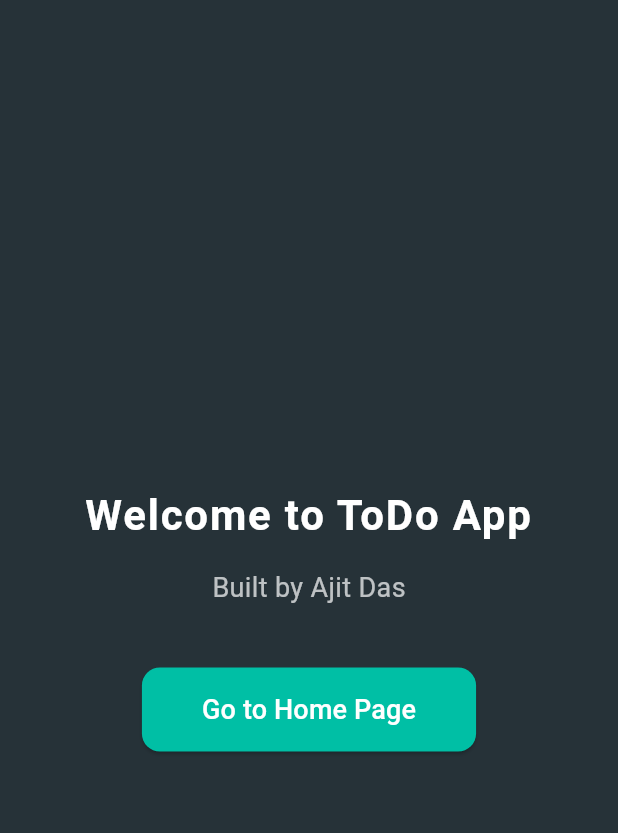
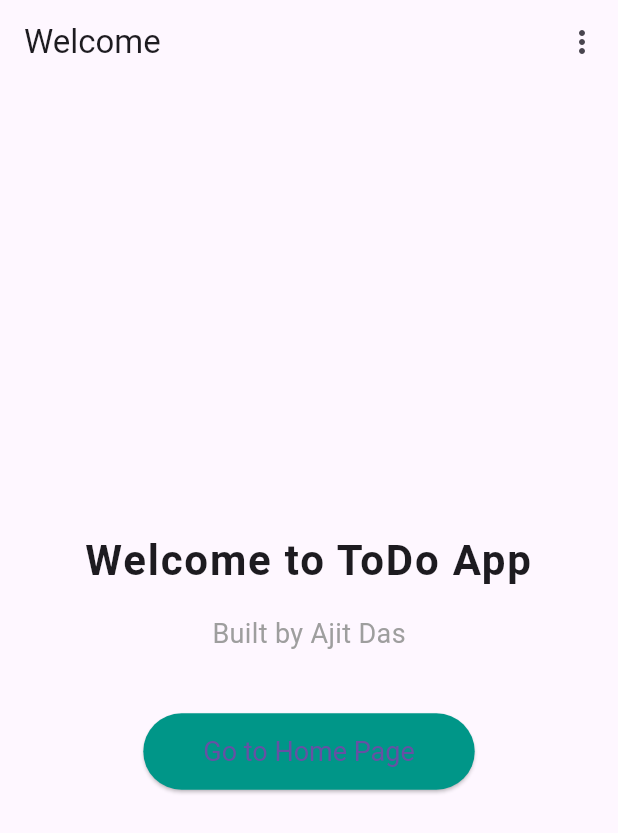
Before and after one commit to ajitdas9446/ToDo_app, a Flutter app: the screen it shows after launch, on a phone screen of 412 x 824 dp. Shown: the top 833 px of the screen. Run offline on Flutter 3.47's test engine with Material 3 defaults, Android fonts, the phone set to English and light mode, and no system bars; our stand-ins replace dio, flutter_bloc.

Commit message:
added light and dark mode

```diff
--- /dev/null
+++ b/todo_bloc_app/lib/bloc/theme_bloc.dart
@@ -0,0 +1,34 @@
+import 'package:flutter/material.dart';
+import 'package:flutter_bloc/flutter_bloc.dart';
+import 'theme_event.dart';
+import 'theme_state.dart';
+
+class ThemeBloc extends Bloc<ThemeEvent, ThemeState> {
+  ThemeBloc()
+      : super(
+          ThemeState(
+            themeData: ThemeData.light(),
+            isDarkMode: false,
+            isCustomFont: false,
+            buttonColor: Colors.teal,
+          ),
+        ) {
+    on<ToggleTheme>((event, emit) {
+      emit(state.copyWith(
+        isDarkMode: !state.isDarkMode,
+        themeData: state.isDarkMode ? ThemeData.light() : ThemeData.dark(),
+      ));
+    });
+
+    on<ToggleFont>((event, emit) {
+      emit(state.copyWith(isCustomFont: !state.isCustomFont));
+    });
+
+    on<ChangeButtonColor>((event, emit) {
+      emit(state.copyWith(
+          buttonColor: state.buttonColor == Colors.teal
+              ? Colors.green
+              : Colors.teal));
+    });
+  }
+}
--- /dev/null
+++ b/todo_bloc_app/lib/bloc/theme_event.dart
@@ -0,0 +1,7 @@
+abstract class ThemeEvent {}
+
+class ToggleTheme extends ThemeEvent {}
+
+class ToggleFont extends ThemeEvent {}
+
+class ChangeButtonColor extends ThemeEvent {}
--- /dev/null
+++ b/todo_bloc_app/lib/bloc/theme_state.dart
@@ -0,0 +1,29 @@
+import 'package:flutter/material.dart';
+
+class ThemeState {
+  final ThemeData themeData;
+  final bool isDarkMode;
+  final bool isCustomFont;
+  final Color buttonColor;
+
+  ThemeState({
+    required this.themeData,
+    required this.isDarkMode,
+    required this.isCustomFont,
+    required this.buttonColor,
+  });
+
+  ThemeState copyWith({
+    ThemeData? themeData,
+    bool? isDarkMode,
+    bool? isCustomFont,
+    Color? buttonColor,
+  }) {
+    return ThemeState(
+      themeData: themeData ?? this.themeData,
+      isDarkMode: isDarkMode ?? this.isDarkMode,
+      isCustomFont: isCustomFont ?? this.isCustomFont,
+      buttonColor: buttonColor ?? this.buttonColor,
+    );
+  }
+}
--- a/todo_bloc_app/lib/main.dart
+++ b/todo_bloc_app/lib/main.dart
@@ -1,33 +1,41 @@
+
 // import 'package:flutter/material.dart';
 // import 'package:flutter_bloc/flutter_bloc.dart';
+// import 'bloc/theme_bloc.dart';
 // import 'bloc/todo_bloc.dart';
+// import 'bloc/todo_event.dart';
 // import 'service/api_service.dart';
 // import 'screens/landing_page.dart';
-// import 'screens/todo_screen.dart';
-// import 'bloc/todo_event.dart';
 
 
 // void main() {
-//   runApp(const MyApp());
+//   final apiService = ApiService();
+//   runApp(MyApp(apiService: apiService));
 // }
 
 // class MyApp extends StatelessWidget {
-//   const MyApp({super.key});
+//   final ApiService apiService;
+//   const MyApp({super.key, required this.apiService});
 
 //   @override
 //   Widget build(BuildContext context) {
-//     return MaterialApp(
-//       title: 'TODO BLoC App',
-//       debugShowCheckedModeBanner: false,
-//       home: BlocProvider(
-//         create: (_) => TodoBloc(ApiService())..add(LoadTodos()),
-//         child: const TodoScreen(),
+//     return BlocProvider(
+//       create: (_) {
+//         final bloc = TodoBloc(apiService);
+//         bloc.add(LoadTodos());
+//         return bloc;
+//       },
+//       child: const MaterialApp(
+//         debugShowCheckedModeBanner: false,
+//         home: LandingPage(),
 //       ),
 //     );
 //   }
 // }
 import 'package:flutter/material.dart';
 import 'package:flutter_bloc/flutter_bloc.dart';
+import 'bloc/theme_bloc.dart';
+import 'bloc/theme_state.dart';
 import 'bloc/todo_bloc.dart';
 import 'bloc/todo_event.dart';
 import 'service/api_service.dart';
@@ -44,15 +52,29 @@ class MyApp extends StatelessWidget {
 
   @override
   Widget build(BuildContext context) {
-    return BlocProvider(
-      create: (_) {
-        final bloc = TodoBloc(apiService);
-        bloc.add(LoadTodos());
-        return bloc;
-      },
-      child: const MaterialApp(
-        debugShowCheckedModeBanner: false,
-        home: LandingPage(),
+    return MultiBlocProvider(
+      providers: [
+        BlocProvider(create: (_) => ThemeBloc()),
+        BlocProvider(create: (_) => TodoBloc(apiService)..add(LoadTodos())),
+      ],
+      child: BlocBuilder<ThemeBloc, ThemeState>(
+        builder: (context, themeState) {
+          return MaterialApp(
+            debugShowCheckedModeBanner: false,
+            theme: themeState.themeData.copyWith(
+              elevatedButtonTheme: ElevatedButtonThemeData(
+                style: ElevatedButton.styleFrom(
+                  backgroundColor: themeState.buttonColor,
+                  textStyle: TextStyle(
+                    fontFamily:
+                        themeState.isCustomFont ? 'Courier' : 'Roboto',
+                  ),
+                ),
+              ),
+            ),
+            home: const LandingPage(),
+          );
+        },
       ),
     );
   }
--- a/todo_bloc_app/lib/screens/landing_page.dart
+++ b/todo_bloc_app/lib/screens/landing_page.dart
@@ -1,13 +1,105 @@
+// import 'package:flutter/material.dart';
+// import 'todo_screen.dart';
+
+// class LandingPage extends StatelessWidget {
+//   const LandingPage({super.key});
+
+//   @override
+//   Widget build(BuildContext context) {
+//     return Scaffold(
+//       backgroundColor: Colors.blueGrey[900],
+//       body: Center(
+//         child: Padding(
+//           padding: const EdgeInsets.all(24.0),
+//           child: Column(
+//             mainAxisAlignment: MainAxisAlignment.center,
+//             children: [
+//               const Text(
+//                 'Welcome to ToDo App',
+//                 style: TextStyle(
+//                   fontSize: 28,
+//                   fontWeight: FontWeight.bold,
+//                   color: Colors.white,
+//                   letterSpacing: 1.2,
+//                 ),
+//                 textAlign: TextAlign.center,
+//               ),
+//               const SizedBox(height: 16),
+//               const Text(
+//                 'Built by Ajit Das',
+//                 style: TextStyle(
+//                   fontSize: 18,
+//                   color: Colors.white70,
+//                 ),
+//               ),
+//               const SizedBox(height: 40),
+//               ElevatedButton(
+//                 onPressed: () {
+//                   Navigator.push(
+//                     context,
+//                     MaterialPageRoute(builder: (_) => const TodoScreen()),
+//                   );
+//                 },
+//                 style: ElevatedButton.styleFrom(
+//                   backgroundColor: Colors.tealAccent[700],
+//                   padding:
+//                       const EdgeInsets.symmetric(horizontal: 40, vertical: 15),
+//                   shape: RoundedRectangleBorder(
+//                     borderRadius: BorderRadius.circular(12),
+//                   ),
+//                 ),
+//                 child: const Text(
+//                   'Go to Home Page',
+//                   style: TextStyle(fontSize: 18, color: Colors.white),
+//                 ),
+//               ),
+//             ],
+//           ),
+//         ),
+//       ),
+//     );
+//   }
+// }
 import 'package:flutter/material.dart';
+import 'package:flutter_bloc/flutter_bloc.dart';
 import 'todo_screen.dart';
+import '../bloc/theme_bloc.dart';
+import '../bloc/theme_event.dart';
 
 class LandingPage extends StatelessWidget {
   const LandingPage({super.key});
 
   @override
   Widget build(BuildContext context) {
+    final themeBloc = context.read<ThemeBloc>();
+
     return Scaffold(
-      backgroundColor: Colors.blueGrey[900],
+      backgroundColor: Theme.of(context).scaffoldBackgroundColor,
+      appBar: AppBar(
+        title: const Text('Welcome'),
+        actions: [
+          // Three-dot menu
+          PopupMenuButton<String>(
+            onSelected: (value) {
+              if (value == 'toggle_theme') {
+                themeBloc.add(ToggleTheme());
+              } else if (value == 'toggle_font') {
+                themeBloc.add(ToggleFont());
+              }
+            },
+            itemBuilder: (context) => [
+              const PopupMenuItem(
+                value: 'toggle_theme',
+                child: Text('Toggle Light/Dark Mode'),
+              ),
+              const PopupMenuItem(
+                value: 'toggle_font',
+                child: Text('Toggle Font'),
+              ),
+            ],
+          ),
+        ],
+      ),
       body: Center(
         child: Padding(
           padding: const EdgeInsets.all(24.0),
@@ -19,7 +111,6 @@ class LandingPage extends StatelessWidget {
                 style: TextStyle(
                   fontSize: 28,
                   fontWeight: FontWeight.bold,
-                  color: Colors.white,
                   letterSpacing: 1.2,
                 ),
                 textAlign: TextAlign.center,
@@ -27,10 +118,7 @@ class LandingPage extends StatelessWidget {
               const SizedBox(height: 16),
               const Text(
                 'Built by Ajit Das',
-                style: TextStyle(
-                  fontSize: 18,
-                  color: Colors.white70,
-                ),
+                style: TextStyle(fontSize: 18, color: Colors.grey),
               ),
               const SizedBox(height: 40),
               ElevatedButton(
@@ -41,16 +129,12 @@ class LandingPage extends StatelessWidget {
                   );
                 },
                 style: ElevatedButton.styleFrom(
-                  backgroundColor: Colors.tealAccent[700],
                   padding:
                       const EdgeInsets.symmetric(horizontal: 40, vertical: 15),
-                  shape: RoundedRectangleBorder(
-                    borderRadius: BorderRadius.circular(12),
-                  ),
                 ),
                 child: const Text(
                   'Go to Home Page',
-                  style: TextStyle(fontSize: 18, color: Colors.white),
+                  style: TextStyle(fontSize: 18),
                 ),
               ),
             ],
```
